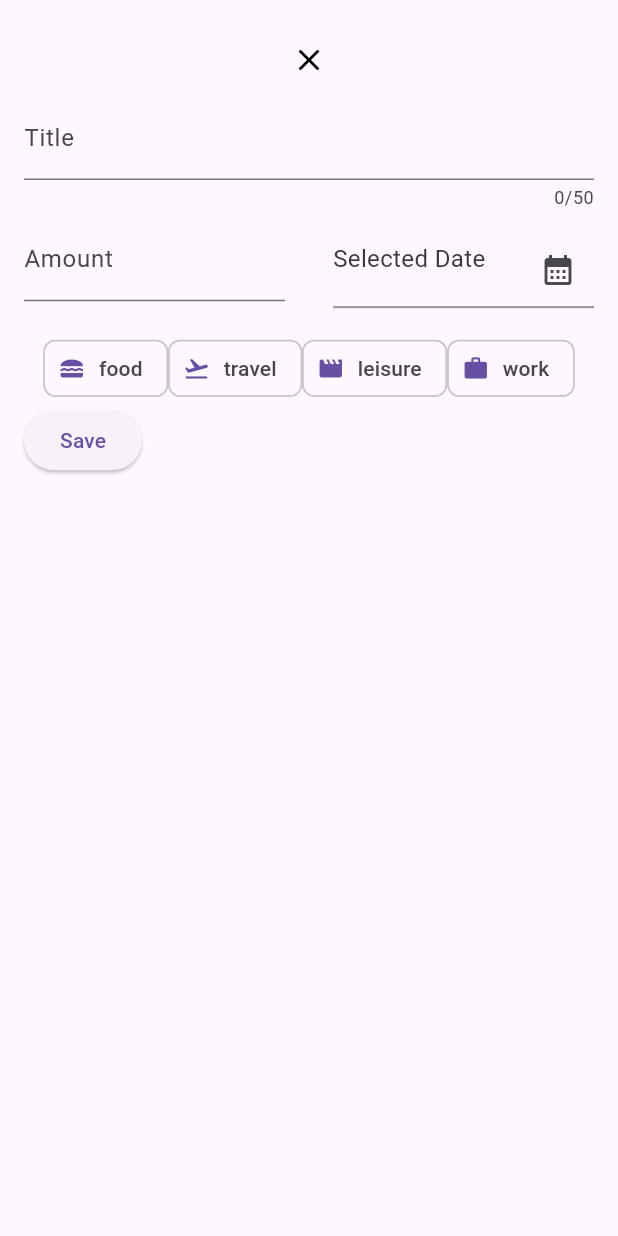
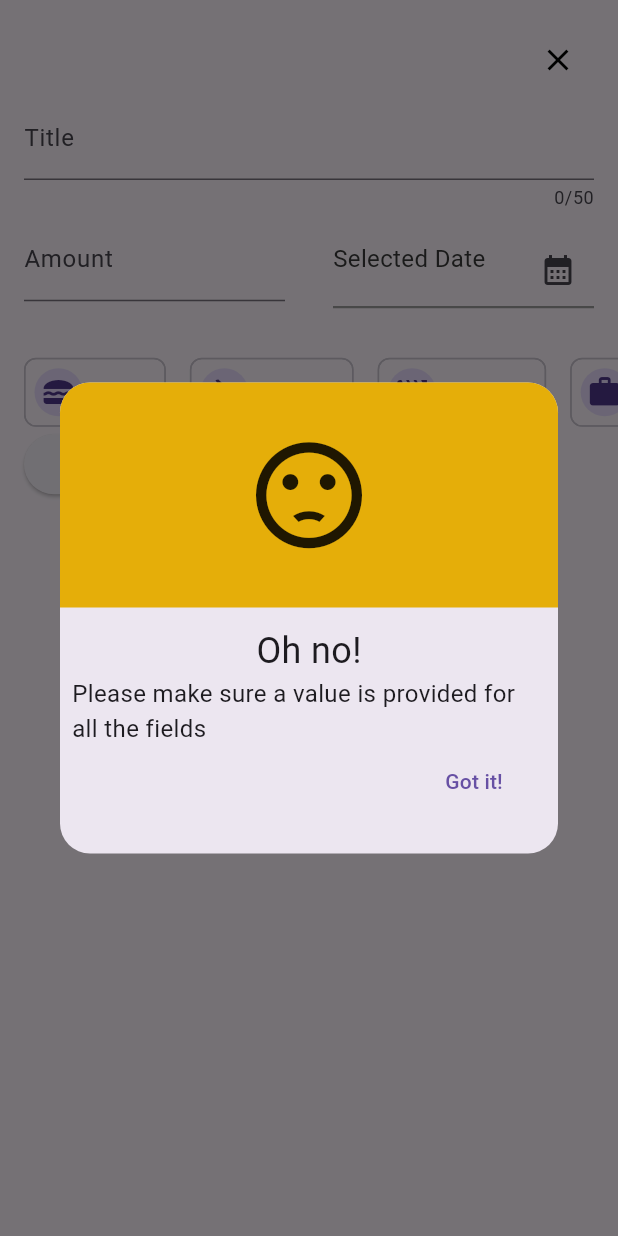
Before and after one commit to edoremo00/FlutterCourse, a Flutter app: the NewExpense widget shown alone on an empty page, opened directly, after a tap on "Save", on a phone screen of 412 x 824 dp. Run offline on Flutter 3.47's test engine with Material 3 defaults, Android fonts, the light colour scheme and no system bars.

Commit message:
added spacing between category chips and improved design, added selection logic for category chips, added validation and error message widget

```diff
--- a/lib/widgets/new_expense.dart
+++ b/lib/widgets/new_expense.dart
@@ -1,6 +1,9 @@
 import 'package:expensetracker/models/category.dart';
 import 'package:expensetracker/models/expense.dart';
+import 'package:flutter/cupertino.dart';
 import 'package:flutter/material.dart';
+import 'package:flutter/rendering.dart';
+import 'package:flutter/widgets.dart';
 import 'package:intl/intl.dart';
 
 class NewExpense extends StatefulWidget {
@@ -17,6 +20,9 @@ class _NewExpenseState extends State<NewExpense> {
 
   DateTime? _pickedDate;
   String currencySymbol="";
+
+
+  Category? _selectedCategory;
 
 
   @override
@@ -44,16 +50,83 @@ class _NewExpenseState extends State<NewExpense> {
 
   void _openDatepicker() async{
     final now=DateTime.now();
-    final firstdate=DateTime(now.year-1,now.month,now.day);
+    final firstdate=DateTime(now.year-1,DateTime.january);
     final pickedDate=await showDatePicker(
       context: context,
       firstDate: firstdate,
       lastDate: now
     );
-    _pickedDate=pickedDate;
     setState(() {
+      _pickedDate=pickedDate;
+    });
+  }
 
-    });
+  void _submitExpenseData(){
+    final enteredAmount = double.tryParse(_amountController.text);
+    final isAmountinvalid = enteredAmount == null || enteredAmount <= 0;
+    final isCategoryinvalid = _selectedCategory == null;
+    final isDateinvalid = _pickedDate == null;
+    if (_titleController.text.trim().isEmpty ||
+        isAmountinvalid ||
+        isCategoryinvalid ||
+        isDateinvalid) {
+      //error
+      showDialog(
+        context: context,
+        builder: (ctx) => AlertDialog(
+          contentPadding: EdgeInsets.zero,
+          shape: RoundedRectangleBorder(
+            borderRadius: BorderRadius.circular(20.0),
+          ),
+          content: Column(
+            mainAxisSize: MainAxisSize.min,
+            children: [
+              Container(
+                height: 150,
+                padding: EdgeInsets.zero,
+                decoration: const BoxDecoration(
+                    color: Color.fromARGB(255, 229, 174, 9),
+                    borderRadius: BorderRadius.only(
+                      topLeft: Radius.circular(20),
+                      topRight: Radius.circular(20),
+                    )),
+                child: const Center(
+                  child: Icon(Icons.sentiment_dissatisfied,size: 85,),
+                ),
+              ),
+              const SizedBox(
+                height: 12,
+              ),
+              const Text(
+                "Oh no!",
+                style: TextStyle(fontSize: 24),
+              ),
+              const Padding(
+                padding: EdgeInsets.symmetric(horizontal: 8),
+                child: Text(
+                  "Please make sure a value is provided for all the fields",
+                  style: TextStyle(fontSize: 16),
+                ),
+              )
+            ],
+          ),
+          // content: const Text("Please make sure the fields have a value"),
+          actions: [
+            TextButton(
+                onPressed: () => Navigator.pop(context),
+                child: const Text("Got it!"),)
+          ],
+        ),
+      );
+      return;
+    }
+    //TODO add logic for adding and refresh expense list
+    Expense newexp = Expense(
+        title: _titleController.text,
+        amount: enteredAmount,
+        date: _pickedDate!,
+        category: _selectedCategory!);
+
   }
 
 
@@ -71,8 +144,8 @@ class _NewExpenseState extends State<NewExpense> {
           right: 16),
       child: Column(
         mainAxisSize: MainAxisSize.min,
-        // crossAxisAlignment: CrossAxisAlignment.end,
-        //TODO fix X button alignment
+        crossAxisAlignment: CrossAxisAlignment.end,
+        //TODO test multiple chips inside a row with mainaxisalignemt to see if spacing works
         children: [
           IconButton(
             onPressed: () {
@@ -135,23 +208,33 @@ class _NewExpenseState extends State<NewExpense> {
 
             ],
           ),
-          const SizedBox(height: 16),
-          SingleChildScrollView(scrollDirection: Axis.horizontal,child: Row(
-            // mainAxisAlignment: MainAxisAlignment.spaceBetween,
-            //TODO fix spacing between Chip
+          const SizedBox(height: 32),
+          SingleChildScrollView(scrollDirection: Axis.horizontal,clipBehavior: Clip.none,child: Wrap(
+            spacing: 16,
             children: [
               ...categoryIcons.entries.map(
-                (entry) => Chip(
-                  avatar: Icon(entry.value),
-                  label: Text(entry.key.name),
-                ),
-              )
+                (entry) {
+                  return ChoiceChip(
+                  showCheckmark: false,
+                  selected: _selectedCategory==entry.key,
+                  onSelected: (_){
+                    setState(() {
+                      _selectedCategory=entry.key;
+                    });
+                  },
+                  padding: const EdgeInsets.all(6),
+                  labelPadding: const EdgeInsets.all(6),
+                  avatar: CircleAvatar(child: Icon(entry.value),),
+                  label: Text(entry.key.name.toUpperCase(),),
+                );}
+
+              ),
             ],
           ),),
           Row(
             children: [
               ElevatedButton(
-                onPressed: () {},
+                onPressed: _submitExpenseData,
                 child: const Text("Save"),
               ),
             ],
```
